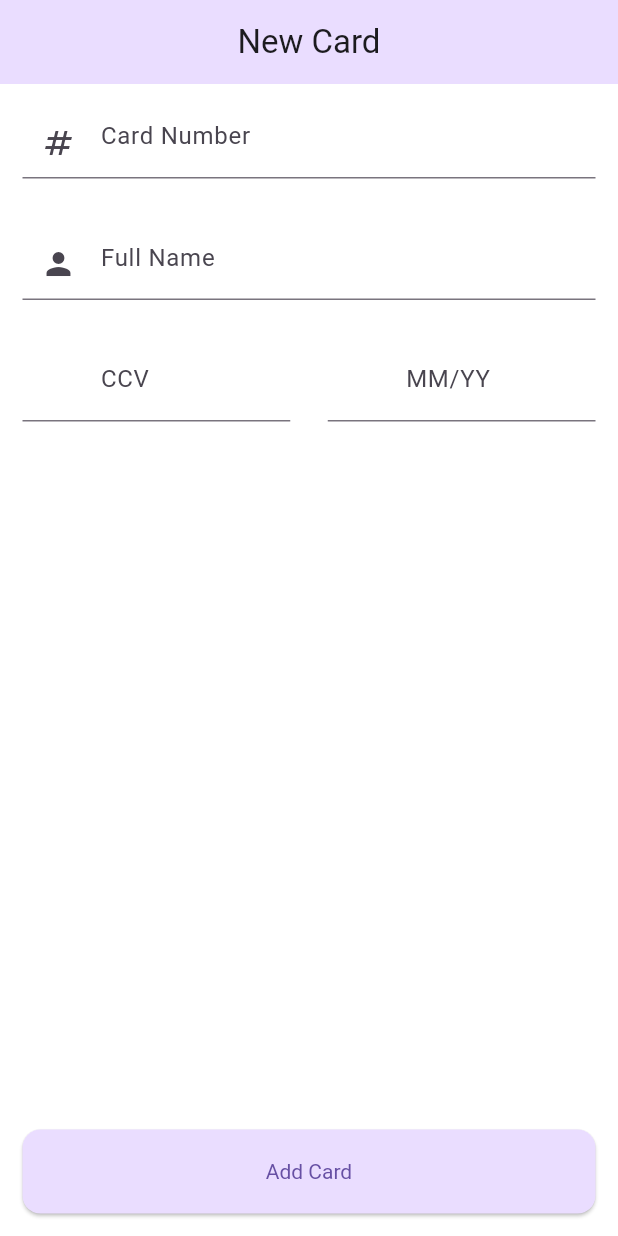
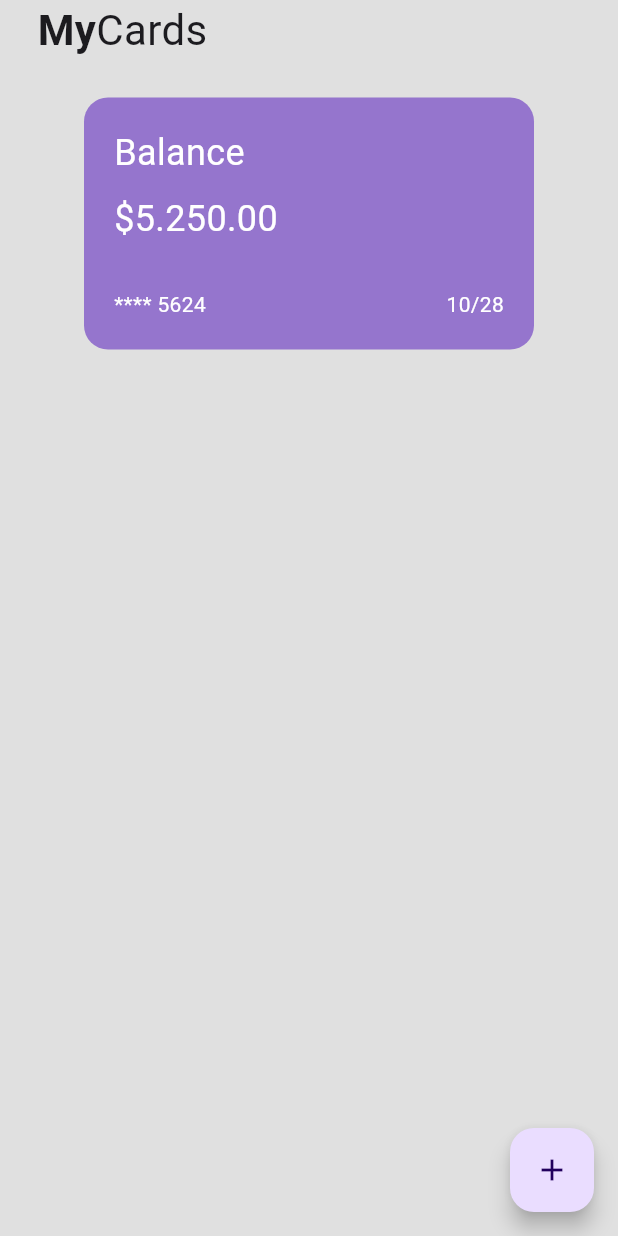
Before and after one commit to asvpxcelo/login_screen, a Flutter app: the screen it shows after launch, on a phone screen of 412 x 824 dp. Run offline on Flutter 3.47's test engine with Material 2 defaults, Android fonts, the phone set to English and light mode, and no system bars; our stand-ins replace flutter_svg, lottie.

Commit message:
refactor: some stuffs

```diff
--- a/lib/components/add_new_card.dart
+++ b/lib/components/add_new_card.dart
@@ -9,17 +9,13 @@ import '../util/card_utils.dart';
 import '../util/input_formatter.dart';
 
 class AddNewCardScreen extends StatefulWidget {
-  const AddNewCardScreen({Key? key}) : super(key: key);
-
   @override
   State<AddNewCardScreen> createState() => _AddNewCardScreen();
 }
 
 class _AddNewCardScreen extends State<AddNewCardScreen> {
   TextEditingController cardNumberController = TextEditingController();
-
   CardType cardType = CardType.Invalid;
-
 
   void getCardFmrNum() {
     if (cardNumberController.text.length <= 6) {
@@ -33,8 +29,9 @@ class _AddNewCardScreen extends State<AddNewCardScreen> {
     }
   }
 
-
-  void addNewCard() {}
+  void addNewCard() {
+    print('dddd');
+  }
 
   @override
   Widget build(BuildContext context) {
@@ -51,25 +48,6 @@ class _AddNewCardScreen extends State<AddNewCardScreen> {
                 Form(
                     child: Column(
                   children: [
-                TextFormField(
-                  keyboardType: TextInputType.number,
-                  inputFormatters: [
-                    FilteringTextInputFormatter.digitsOnly,
-                    LengthLimitingTextInputFormatter(20),
-                    CardNumberInputFormatter()
-                  ],
-                  decoration: InputDecoration(
-                    prefixIcon: const Icon(Icons.numbers),
-                    suffixIcon: Padding(
-
-                      padding: const EdgeInsets.all(8.0),
-                      child: CardUtils.getCardIcon(cardType),
-                    ),
-                    hintText: 'Card Number',
-                    // prefixIcon: SvgPicture.asset('lib/icons/credit-card.png')
-                  ),
-                ),
-                const SizedBox(height: 25),
                     Padding(
                         padding: const EdgeInsets.symmetric(vertical: 8.0),
                         child: TextFormField(
@@ -78,25 +56,28 @@ class _AddNewCardScreen extends State<AddNewCardScreen> {
                                 suffixIcon: Padding(
                                   padding: EdgeInsets.all(8.0),
                                 ),
-                            hintText: 'Full Name'))),
+                                hintText: 'Name'))),
                     const SizedBox(height: 25),
+                    TextFormField(
+                      keyboardType: TextInputType.number,
+                      inputFormatters: [
+                        FilteringTextInputFormatter.digitsOnly,
+                        LengthLimitingTextInputFormatter(16),
+                        CardNumberInputFormatter()
+                      ],
+                      decoration: InputDecoration(
+                        prefixIcon: const Icon(Icons.numbers),
+                        suffixIcon: Padding(
+                          padding: const EdgeInsets.all(8.0),
+                          child: CardUtils.getCardIcon(cardType),
+                        ),
+                        hintText: 'Card Number',
+                        // prefixIcon: SvgPicture.asset('lib/icons/credit-card.png')
+                      ),
+                    ),
+                    const SizedBox(height: 30),
                     Row(
                       children: [
-                    Expanded(
-                      child: TextFormField(
-                        keyboardType: TextInputType.number,
-                        inputFormatters: [
-                          LengthLimitingTextInputFormatter(4),
-                          FilteringTextInputFormatter.digitsOnly
-                        ],
-                        decoration:  const InputDecoration(
-                            hintText: 'CCV',
-                            prefixIcon: Padding(
-                                padding: EdgeInsets.symmetric(vertical: 10),
-                                )),
-                      ),
-                    ),
-                    const SizedBox(width: 25),
                         // Validade
                         Expanded(
                           child: TextFormField(
@@ -109,11 +90,27 @@ class _AddNewCardScreen extends State<AddNewCardScreen> {
                             decoration: const InputDecoration(
                                 hintText: 'MM/YY',
                                 prefixIcon: Padding(
-                                padding: EdgeInsets.symmetric(vertical: 10))),
+                                    padding:
+                                        EdgeInsets.symmetric(vertical: 10))),
                           ),
                         ),
+                        const SizedBox(width: 25),
+                        Expanded(
+                          child: TextFormField(
+                            keyboardType: TextInputType.number,
+                            inputFormatters: [
+                              LengthLimitingTextInputFormatter(4),
+                              FilteringTextInputFormatter.digitsOnly
                             ],
+                            decoration: const InputDecoration(
+                                hintText: 'CCV',
+                                prefixIcon: Padding(
+                                  padding: EdgeInsets.symmetric(vertical: 10),
+                                )),
+                          ),
                         )
+                      ],
+                    ),
                   ],
                 )),
                 const Spacer(flex: 2),
--- a/lib/main.dart
+++ b/lib/main.dart
@@ -1,5 +1,6 @@
 import 'package:flutter/material.dart';
 import 'package:login_screen/src/shared/themes/color_schemes.g.dart';
+import 'package:login_screen/views/home_page_cards.dart';
 import 'components/add_new_card.dart';
 
 void main() {
@@ -34,7 +35,7 @@ class MyApp extends StatelessWidget {
           )
         )
       ),
-      home: const AddNewCardScreen(),
+      home: HomePageCards(),
     );
 
   }
--- /dev/null
+++ b/lib/views/home_page_cards.dart
@@ -0,0 +1,109 @@
+import 'package:flutter/material.dart';
+import '../components/add_new_card.dart';
+
+class HomePageCards extends StatefulWidget {
+
+
+  @override
+  State<HomePageCards> createState() => _HomePageState();
+}
+
+class _HomePageState extends State<HomePageCards> {
+  void openDialogNewCards() {
+    showDialog(
+    context: context,
+    builder: (context) {
+     return AddNewCardScreen();
+    }
+    );
+  }
+
+  @override
+  Widget build(BuildContext context) {
+    return Scaffold(
+      backgroundColor: Colors.grey[300],
+      body: SafeArea(
+        child: Column(
+          children: [
+            // App bar
+            const Padding(
+              padding:EdgeInsets.symmetric(horizontal: 25),
+              child: Row(
+                mainAxisAlignment: MainAxisAlignment.spaceBetween,
+                children: [
+                  Row(
+                    children: [
+                      Text(
+                        'My',
+                        style: TextStyle(
+                            fontSize: 28, fontWeight: FontWeight.bold),
+                      ),
+                      Text(
+                        'Cards',
+                        style: TextStyle(fontSize: 28),
+                      ),
+                    ],
+                  ),
+                ],
+              ),
+            ),
+            const SizedBox(height: 25),
+            Container(
+              width: 300,
+              padding: const EdgeInsets.all(20),
+              decoration: BoxDecoration(
+                color: Colors.deepPurple[300],
+                borderRadius: BorderRadius.circular(16)
+                ),
+              child: const Column(
+                crossAxisAlignment: CrossAxisAlignment.start,
+                children: [
+                  Text(
+                    'Balance',
+                    style: TextStyle(
+                      color: Colors.white,
+                      fontSize: 24
+                    ),
+                    ),
+                    SizedBox(height: 10),
+                  Text(
+                    '\$5.250.00',
+                    style: TextStyle(
+                      color: Colors.white,
+                      fontSize: 24
+                    ),
+                    ),
+                    SizedBox(height: 30),
+                  Row(
+                    mainAxisAlignment: MainAxisAlignment.spaceBetween,
+                    children: [
+                      // Card number
+                      Text(
+                        '**** 5624',
+                        style: TextStyle(
+                      color: Colors.white,
+                    ),
+                      ),
+                      // Card expirate date
+                       Text(
+                        '10/28',
+                        style: TextStyle(
+                          color: Colors.white
+                        ),
+                        )
+                    ],
+                  ),
+
+                ],
+              ),
+            )
+          ],
+        ),
+      ),
+      floatingActionButton: FloatingActionButton(
+        onPressed: openDialogNewCards,
+        child: Icon(Icons.add),
+      ),
+    );
+  }
+}
--- a/lib/views/login_page.dart
+++ b/lib/views/login_page.dart
@@ -1,7 +1,6 @@
 import 'package:flutter/material.dart';
 import 'package:login_screen/components/my_textfield.dart';
 import 'package:login_screen/src/shared/themes/color_schemes.g.dart';
-import 'package:login_screen/views/home_page_top.dart';
 import 'package:lottie/lottie.dart';
 import '../components/my_loggin_button.dart';
 
```
Lines whose indentation alone changed are shown as unchanged.
